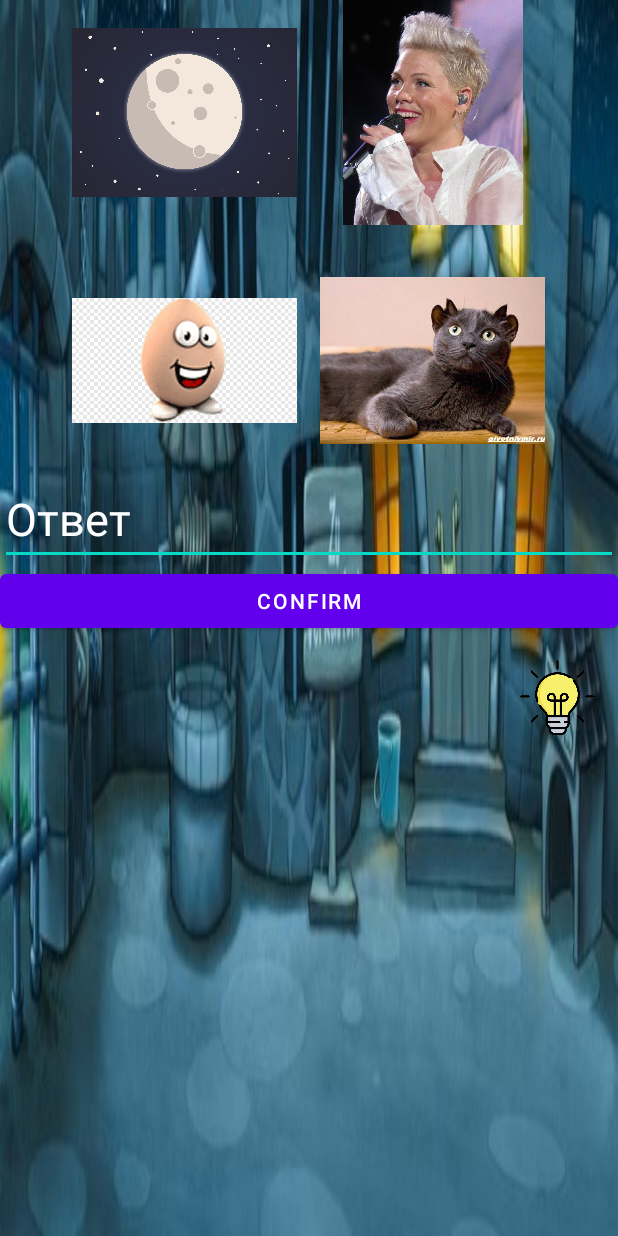
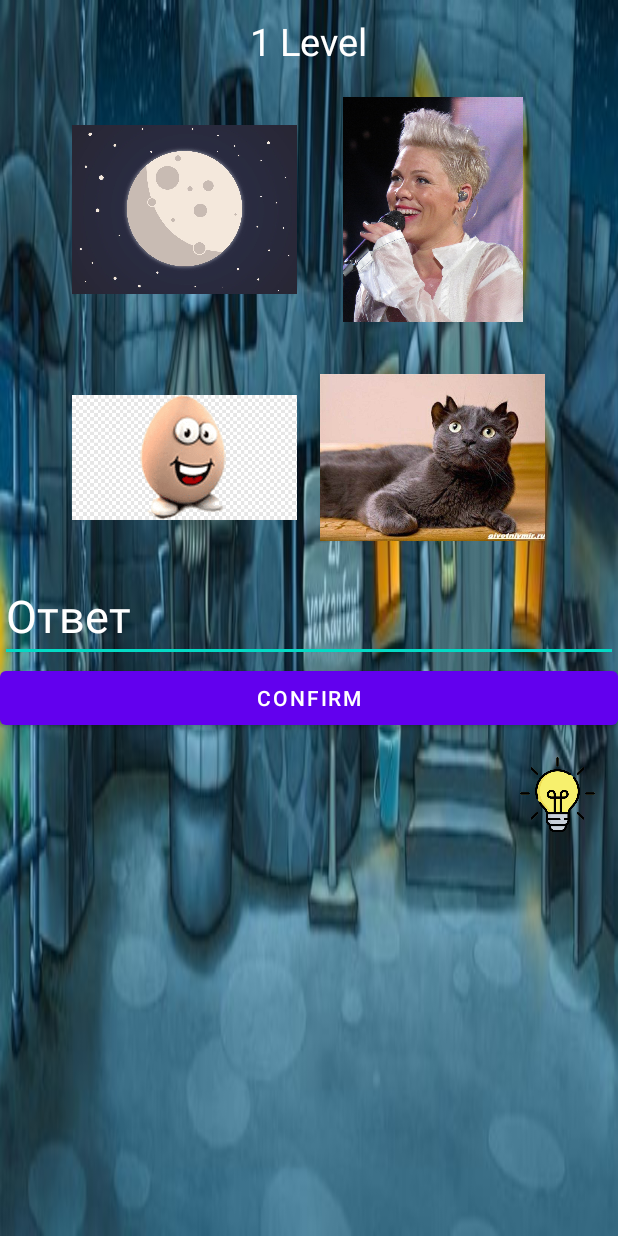
Before and after one commit to Marsel151205/PhotoQuiz, an Android app: the layout fragment_game.xml on its own in the app's theme, with its tools: preview values and no code run, on a phone screen of 412 x 824 dp. Run offline under Robolectric (Android 15) with nearby library versions, the phone set to English and light mode, and no system bars.

Commit message:
добавил отображение текущего уровня в игре

```diff
--- a/app/src/main/java/com/example/lesson2androidkotlin/GameFragment.java
+++ b/app/src/main/java/com/example/lesson2androidkotlin/GameFragment.java
@@ -19,7 +19,7 @@ import com.example.lesson2androidkotlin.databinding.FragmentGameBinding;
 public class GameFragment extends Fragment {
 
     FragmentGameBinding binding;
-    String firstImage, secondImage, thirdImage, fourImage, answer, prompt;
+    String firstImage, secondImage, thirdImage, fourImage, answer, prompt, level;
 
     @Override
     public View onCreateView(LayoutInflater inflater, ViewGroup container,
@@ -38,6 +38,9 @@ public class GameFragment extends Fragment {
         fourImage = getArguments().getString("fourImage");
         answer = getArguments().getString("answer");
         prompt = getArguments().getString("prompt");
+        level = getArguments().getString("level");
+
+        binding.tvLevel.setText(level);
 
         Glide.with(requireView()).load(firstImage).into(binding.ivFirstImage);
         Glide.with(requireView()).load(secondImage).into(binding.ivSecondImage);
--- a/app/src/main/java/com/example/lesson2androidkotlin/LevelFragment.java
+++ b/app/src/main/java/com/example/lesson2androidkotlin/LevelFragment.java
@@ -37,6 +37,7 @@ public class LevelFragment extends Fragment {
                 bundle.putString("fourImage", "https://thumbs.dreamstime.com/b/%D0%BA%D0%BE%D1%81%D0%B0-%D0%B4%D0%BB%D1%8F-%D0%BA%D0%BE%D1%81%D1%8F-%D1%82%D1%80%D0%B0%D0%B2%D1%8B-%D0%B8%D0%B7%D0%BE%D0%BB%D0%B8%D1%80%D0%BE%D0%B2%D0%B0%D0%BD%D0%BD%D0%B0%D1%8F-%D0%BD%D0%B0-%D0%B1%D0%B5%D0%BB%D0%BE%D0%B9-%D0%BF%D1%80%D0%B5%D0%B4%D0%BF%D0%BE%D1%81%D1%8B%D0%BB%D0%BA%D0%B5-108961289.jpg");
                 bundle.putString("answer", "коса");
                 bundle.putString("prompt", "То что носит с собой смерть, а также косят траву");
+                bundle.putString("level", "1 Level");
                 GameFragment gameFragment = new GameFragment();
                 gameFragment.setArguments(bundle);
 
@@ -55,6 +56,7 @@ public class LevelFragment extends Fragment {
                 bundle.putString("fourImage", "https://cdn.w600.comps.canstockphoto.ru/%D0%BC%D1%83%D0%BB%D1%8C%D1%82%D1%84%D0%B8%D0%BB%D1%8C%D0%BC-%D0%B8%D1%82%D0%B0%D0%BB%D1%8C%D1%8F%D0%BD%D1%81%D0%BA%D0%B8%D0%B9-%D1%88%D0%B5%D1%84-%D0%BF%D0%BE%D0%B2%D0%B0%D1%80-%D0%BA%D0%BB%D0%B8%D0%BF%D0%B0%D1%80%D1%82%D1%8B_csp5165301.jpg");
                 bundle.putString("answer", "италия");
                 bundle.putString("prompt", "Родина вкуснейшей пиццы");
+                bundle.putString("level", "2 Level");
                 GameFragment gameFragment = new GameFragment();
                 gameFragment.setArguments(bundle);
 
@@ -73,6 +75,7 @@ public class LevelFragment extends Fragment {
                 bundle.putString("fourImage", "http://tile.loc.gov/image-services/iiif/service:gdc:gdclccn:20:18:68:57:37:2018685737:enr0001_04108/full/pct:100/0/default.jpg");
                 bundle.putString("answer", "охота");
                 bundle.putString("prompt", "Чем занимаются браканьеры?");
+                bundle.putString("level", "3 Level");
                 GameFragment gameFragment = new GameFragment();
                 gameFragment.setArguments(bundle);
 
--- a/app/src/main/res/layout/fragment_game.xml
+++ b/app/src/main/res/layout/fragment_game.xml
@@ -7,9 +7,20 @@
     android:orientation="vertical"
     tools:context=".GameFragment">
 
+    <TextView
+        android:layout_width="wrap_content"
+        android:layout_height="wrap_content"
+        android:id="@+id/tv_level"
+        android:textColor="@color/white"
+        android:layout_marginTop="10dp"
+        tools:text="1 Level"
+        android:textSize="25sp"
+        android:layout_gravity="center"/>
+
     <LinearLayout
         android:layout_width="match_parent"
         android:layout_height="wrap_content"
+        android:layout_marginTop="20dp"
         android:gravity="center_horizontal">
 
         <ImageView
```
